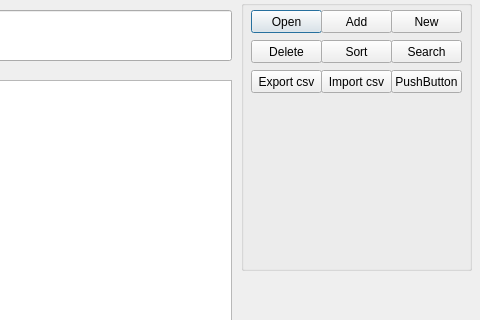
Before: the Qt Designer form UI.ui in Technic47/Home_work_Python_8, drawn with Qt 5; both pictures show x 179 to 659 and y 0 to 320 of the 659 by 479 pixel window.
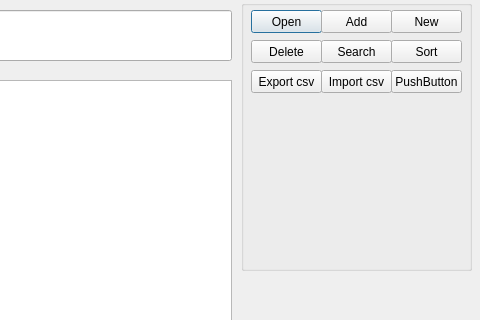
After: the same form once the commit is applied.

Patch:
```diff
--- a/UI.ui
+++ b/UI.ui
@@ -54,7 +54,7 @@
    <widget class="QPushButton" name="btn_search">
     <property name="geometry">
      <rect>
-      <x>150</x>
+      <x>80</x>
       <y>40</y>
       <width>71</width>
       <height>23</height>
@@ -80,7 +80,7 @@
    <widget class="QPushButton" name="btn_sort">
     <property name="geometry">
      <rect>
-      <x>80</x>
+      <x>150</x>
       <y>40</y>
       <width>71</width>
       <height>23</height>
```
